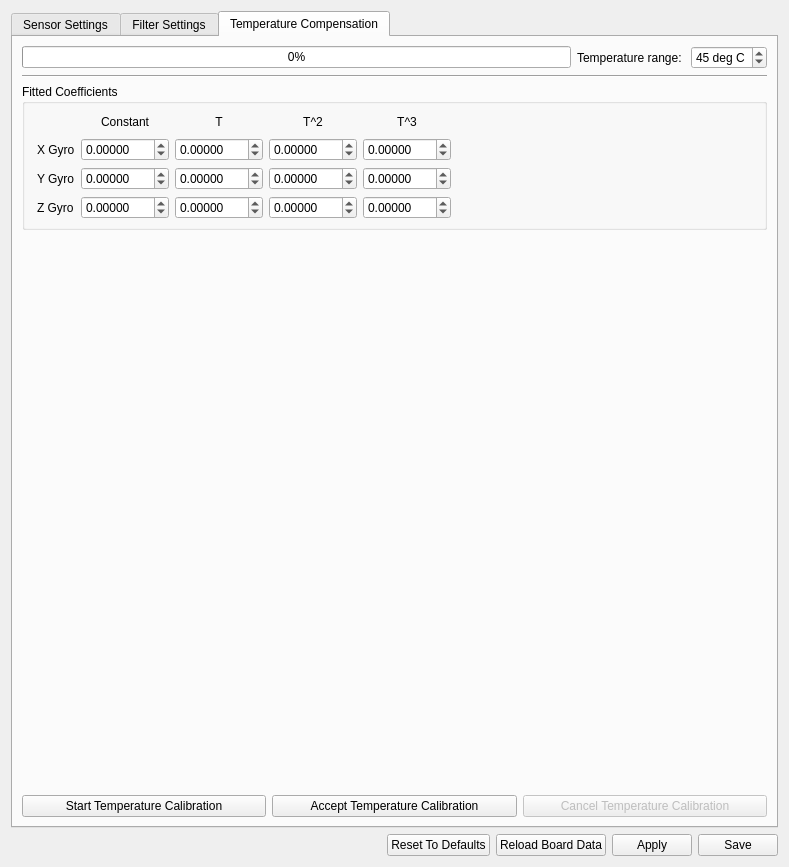
Before: the Qt Designer form ground/gcs/src/plugins/config/attitude.ui in d-ronin/dRonin, drawn with Qt 5.
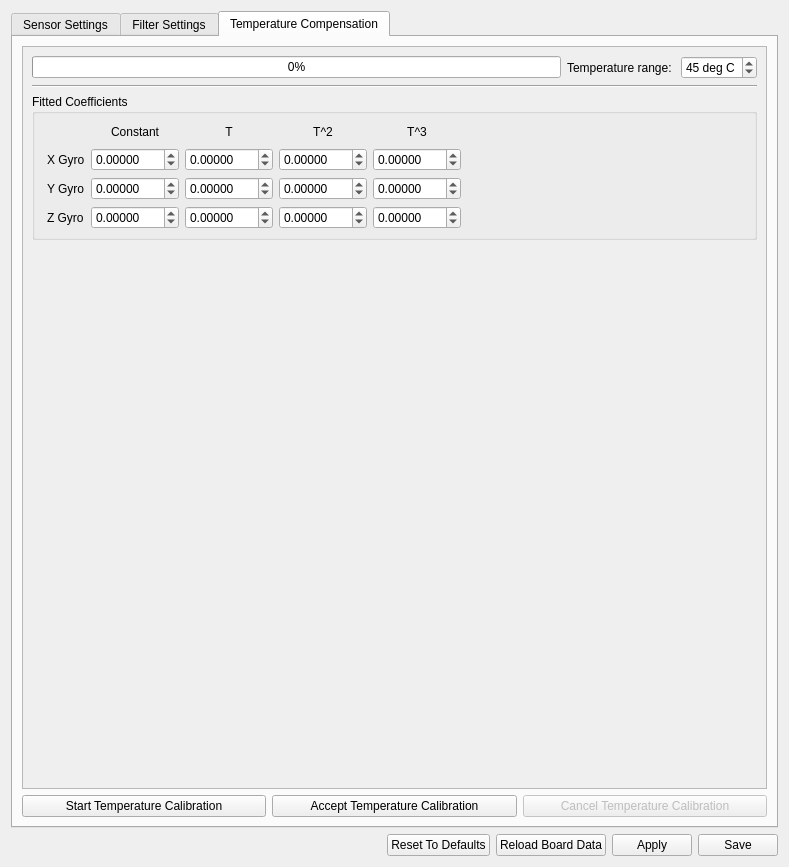
After: the same form once the commit is applied. The open tabs and pages were chosen to show the change. Icons and pictures are not drawn. Custom widgets are drawn as their Qt base class.

Commit message: GCS:Config: Add scroll areas around tabs to avoid squeezing

What changed in the file:
```diff
--- a/ground/gcs/src/plugins/config/attitude.ui
+++ b/ground/gcs/src/plugins/config/attitude.ui
@@ -722,6 +722,21 @@
       </attribute>
       <layout class="QVBoxLayout" name="verticalLayout">
        <item>
+        <widget class="QScrollArea" name="scrollArea_3">
+         <property name="widgetResizable">
+          <bool>true</bool>
+         </property>
+         <widget class="QWidget" name="scrollAreaWidgetContents_3">
+          <property name="geometry">
+           <rect>
+            <x>0</x>
+            <y>0</y>
+            <width>747</width>
+            <height>821</height>
+           </rect>
+          </property>
+          <layout class="QVBoxLayout" name="verticalLayout_6">
+           <item>
         <layout class="QHBoxLayout" name="horizontalLayout_2">
          <item>
           <widget class="QProgressBar" name="tempCalProgress">
@@ -764,6 +779,12 @@
        </item>
        <item>
         <widget class="QGroupBox" name="groupBox_2">
+             <property name="sizePolicy">
+              <sizepolicy hsizetype="Preferred" vsizetype="Fixed">
+               <horstretch>0</horstretch>
+               <verstretch>0</verstretch>
+              </sizepolicy>
+             </property>
          <property name="title">
           <string>Fitted Coefficients</string>
          </property>
@@ -1207,6 +1228,10 @@
          </property>
         </widget>
        </item>
+          </layout>
+         </widget>
+        </widget>
+       </item>
        <item>
         <layout class="QHBoxLayout" name="horizontalLayout">
          <item>
```
Left out of the diff: 26 changed lines with no effect on the pictures. Lines whose indentation alone changed are shown as unchanged. The commit also changes 1 other file.
